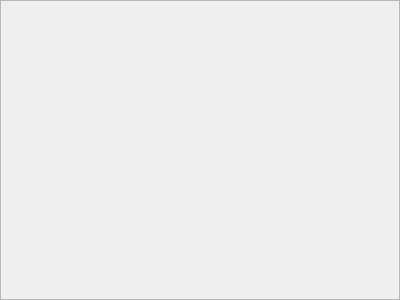
aoyiduo/woterm, file woterm/qwosftpwidget.ui: the form before one commit.
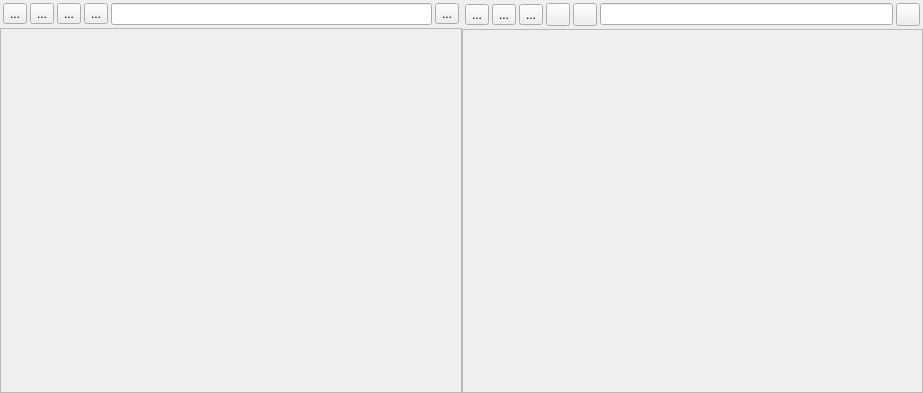
The form after the commit. Icons and pictures are not drawn.

What changed in the file:
```diff
--- a/woterm/qwosftpwidget.ui
+++ b/woterm/qwosftpwidget.ui
@@ -6,14 +6,14 @@
    <rect>
     <x>0</x>
     <y>0</y>
-    <width>400</width>
-    <height>300</height>
+    <width>923</width>
+    <height>393</height>
    </rect>
   </property>
   <property name="windowTitle">
    <string>Form</string>
   </property>
-  <layout class="QVBoxLayout" name="verticalLayout">
+  <layout class="QHBoxLayout" name="horizontalLayout_3">
    <property name="spacing">
     <number>0</number>
    </property>
@@ -30,13 +30,262 @@
     <number>0</number>
    </property>
    <item>
-    <widget class="QFrame" name="frame">
-     <property name="frameShape">
-      <enum>QFrame::StyledPanel</enum>
-     </property>
-     <property name="frameShadow">
-      <enum>QFrame::Raised</enum>
-     </property>
+    <widget class="QWidget" name="localArea" native="true">
+     <layout class="QVBoxLayout" name="verticalLayout_2">
+      <property name="spacing">
+       <number>0</number>
+      </property>
+      <property name="leftMargin">
+       <number>0</number>
+      </property>
+      <property name="topMargin">
+       <number>0</number>
+      </property>
+      <property name="rightMargin">
+       <number>0</number>
+      </property>
+      <property name="bottomMargin">
+       <number>0</number>
+      </property>
+      <item>
+       <layout class="QHBoxLayout" name="horizontalLayout">
+        <property name="spacing">
+         <number>3</number>
+        </property>
+        <property name="leftMargin">
+         <number>3</number>
+        </property>
+        <property name="topMargin">
+         <number>3</number>
+        </property>
+        <property name="rightMargin">
+         <number>3</number>
+        </property>
+        <property name="bottomMargin">
+         <number>3</number>
+        </property>
+        <item>
+         <widget class="QToolButton" name="btnLocalHome">
+          <property name="text">
+           <string>...</string>
+          </property>
+          <property name="icon">
+           <iconset resource="qwoterm.qrc">
+            <normaloff>:/woterm/resource/skin/home.png</normaloff>:/woterm/resource/skin/home.png</iconset>
+          </property>
+         </widget>
+        </item>
+        <item>
+         <widget class="QToolButton" name="btnLocalBack">
+          <property name="text">
+           <string>...</string>
+          </property>
+          <property name="icon">
+           <iconset resource="qwoterm.qrc">
+            <normaloff>:/woterm/resource/skin/back.png</normaloff>:/woterm/resource/skin/back.png</iconset>
+          </property>
+         </widget>
+        </item>
+        <item>
+         <widget class="QToolButton" name="btnLocalForward">
+          <property name="text">
+           <string>...</string>
+          </property>
+          <property name="icon">
+           <iconset resource="qwoterm.qrc">
+            <normaloff>:/woterm/resource/skin/forward.png</normaloff>:/woterm/resource/skin/forward.png</iconset>
+          </property>
+         </widget>
+        </item>
+        <item>
+         <widget class="QToolButton" name="btnLocalReload">
+          <property name="text">
+           <string>...</string>
+          </property>
+          <property name="icon">
+           <iconset resource="qwoterm.qrc">
+            <normaloff>:/woterm/resource/skin/reload.png</normaloff>:/woterm/resource/skin/reload.png</iconset>
+          </property>
+         </widget>
+        </item>
+        <item>
+         <widget class="QLineEdit" name="localPath">
+          <property name="readOnly">
+           <bool>true</bool>
+          </property>
+         </widget>
+        </item>
+        <item>
+         <widget class="QToolButton" name="btnLocalBrowser">
+          <property name="text">
+           <string>...</string>
+          </property>
+          <property name="icon">
+           <iconset resource="qwoterm.qrc">
+            <normaloff>:/woterm/resource/skin/dirs.png</normaloff>:/woterm/resource/skin/dirs.png</iconset>
+          </property>
+         </widget>
+        </item>
+       </layout>
+      </item>
+      <item>
+       <widget class="QFrame" name="localFrame">
+        <property name="sizePolicy">
+         <sizepolicy hsizetype="Preferred" vsizetype="MinimumExpanding">
+          <horstretch>0</horstretch>
+          <verstretch>0</verstretch>
+         </sizepolicy>
+        </property>
+        <property name="frameShape">
+         <enum>QFrame::StyledPanel</enum>
+        </property>
+        <property name="frameShadow">
+         <enum>QFrame::Raised</enum>
+        </property>
+       </widget>
+      </item>
+     </layout>
+    </widget>
+   </item>
+   <item>
+    <widget class="QWidget" name="remoteArea" native="true">
+     <layout class="QVBoxLayout" name="verticalLayout">
+      <property name="spacing">
+       <number>0</number>
+      </property>
+      <property name="leftMargin">
+       <number>0</number>
+      </property>
+      <property name="topMargin">
+       <number>0</number>
+      </property>
+      <property name="rightMargin">
+       <number>0</number>
+      </property>
+      <property name="bottomMargin">
+       <number>0</number>
+      </property>
+      <item>
+       <layout class="QHBoxLayout" name="horizontalLayout_2">
+        <property name="spacing">
+         <number>3</number>
+        </property>
+        <property name="leftMargin">
+         <number>3</number>
+        </property>
+        <property name="topMargin">
+         <number>3</number>
+        </property>
+        <property name="rightMargin">
+         <number>3</number>
+        </property>
+        <property name="bottomMargin">
+         <number>3</number>
+        </property>
+        <item>
+         <widget class="QToolButton" name="btnTransfer">
+          <property name="text">
+           <string>...</string>
+          </property>
+          <property name="icon">
+           <iconset resource="qwoterm.qrc">
+            <normaloff>:/woterm/resource/skin/transfer3.png</normaloff>:/woterm/resource/skin/transfer3.png</iconset>
+          </property>
+         </widget>
+        </item>
+        <item>
+         <widget class="QToolButton" name="btnRemoteHome">
+          <property name="toolTip">
+           <string>Return to Home Directory</string>
+          </property>
+          <property name="text">
+           <string>...</string>
+          </property>
+          <property name="icon">
+           <iconset resource="qwoterm.qrc">
+            <normaloff>:/woterm/resource/skin/home.png</normaloff>:/woterm/resource/skin/home.png</iconset>
+          </property>
+         </widget>
+        </item>
+        <item>
+         <widget class="QToolButton" name="btnRemoteBack">
+          <property name="toolTip">
+           <string>Return to the parent directory</string>
+          </property>
+          <property name="text">
+           <string>...</string>
+          </property>
+          <property name="icon">
+           <iconset resource="../kxftp/qkxftp.qrc">
+            <normaloff>:/kxftp/resource/skin/back.png</normaloff>:/kxftp/resource/skin/back.png</iconset>
+          </property>
+         </widget>
+        </item>
+        <item>
+         <widget class="QToolButton" name="btnRemoteForward">
+          <property name="toolTip">
+           <string>Enter the current directory</string>
+          </property>
+          <property name="text">
+           <string/>
+          </property>
+          <property name="icon">
+           <iconset resource="../kxftp/qkxftp.qrc">
+            <normaloff>:/kxftp/resource/skin/forward.png</normaloff>:/kxftp/resource/skin/forward.png</iconset>
+          </property>
+         </widget>
+        </item>
+        <item>
+         <widget class="QToolButton" name="btnRemoteReload">
+          <property name="toolTip">
+           <string>Refresh the current directory</string>
+          </property>
+          <property name="text">
+           <string/>
+          </property>
+          <property name="icon">
+           <iconset resource="qwoterm.qrc">
+            <normaloff>:/woterm/resource/skin/reload.png</normaloff>:/woterm/resource/skin/reload.png</iconset>
+          </property>
+         </widget>
+        </item>
+        <item>
+         <widget class="QLineEdit" name="remotePath">
+          <property name="readOnly">
+           <bool>true</bool>
+          </property>
+         </widget>
+        </item>
+        <item>
+         <widget class="QToolButton" name="btnFollow">
+          <property name="text">
+           <string/>
+          </property>
+          <property name="icon">
+           <iconset resource="qwoterm.qrc">
+            <normaloff>:/woterm/resource/skin/select.png</normaloff>:/woterm/resource/skin/select.png</iconset>
+          </property>
+         </widget>
+        </item>
+       </layout>
+      </item>
+      <item>
+       <widget class="QFrame" name="remoteFrame">
+        <property name="sizePolicy">
+         <sizepolicy hsizetype="Preferred" vsizetype="MinimumExpanding">
+          <horstretch>0</horstretch>
+          <verstretch>0</verstretch>
+         </sizepolicy>
+        </property>
+        <property name="frameShape">
+         <enum>QFrame::StyledPanel</enum>
+        </property>
+        <property name="frameShadow">
+         <enum>QFrame::Raised</enum>
+        </property>
+       </widget>
+      </item>
+     </layout>
     </widget>
    </item>
   </layout>
```
Left out of the diff: 5 changed lines with no effect on the pictures.
